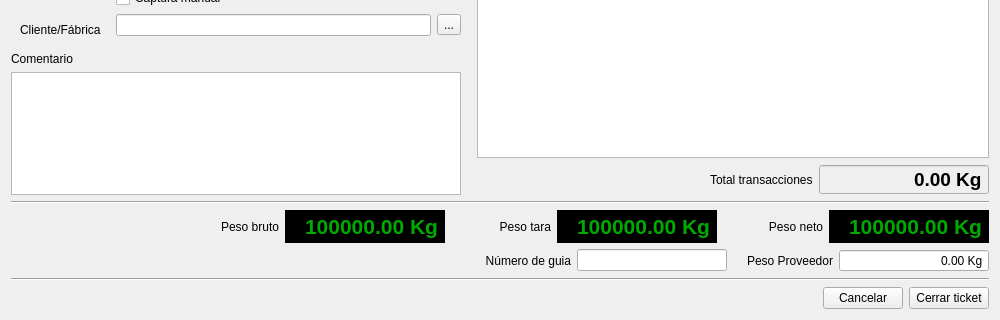
Before: the Qt Designer form romano/ui/close_ticket.ui in elshaka/Romano, drawn with Qt 5; both pictures show x 0 to 1000 and y 210 to 530 of the 1000 by 530 pixel window.
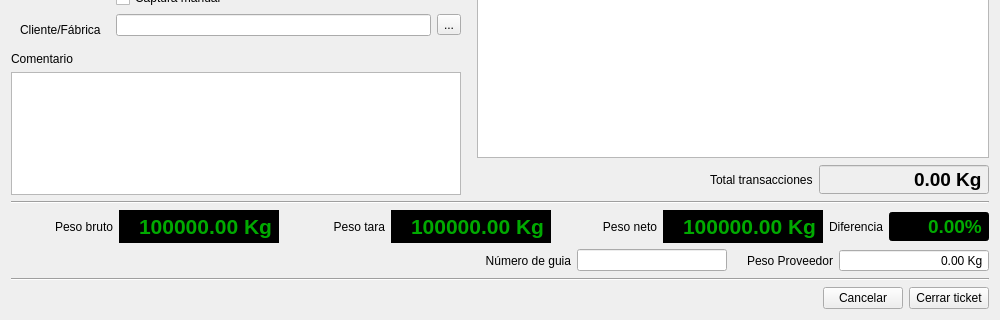
After: the same form once the commit is applied. Icons and pictures are not drawn.

```diff
--- a/romano/ui/close_ticket.ui
+++ b/romano/ui/close_ticket.ui
@@ -705,6 +705,52 @@
        </property>
       </widget>
      </item>
+     <item>
+      <widget class="QLabel" name="label_3">
+       <property name="text">
+        <string>Diferencia</string>
+       </property>
+      </widget>
+     </item>
+     <item>
+      <widget class="QDoubleSpinBox" name="diffSpinBox">
+       <property name="minimumSize">
+        <size>
+         <width>100</width>
+         <height>0</height>
+        </size>
+       </property>
+       <property name="font">
+        <font>
+         <pointsize>14</pointsize>
+         <weight>75</weight>
+         <bold>true</bold>
+        </font>
+       </property>
+       <property name="styleSheet">
+        <string notr="true">background-color: rgb(0, 0, 0);
+color: rgb(0, 170, 0);</string>
+       </property>
+       <property name="alignment">
+        <set>Qt::AlignRight|Qt::AlignTrailing|Qt::AlignVCenter</set>
+       </property>
+       <property name="readOnly">
+        <bool>true</bool>
+       </property>
+       <property name="buttonSymbols">
+        <enum>QAbstractSpinBox::NoButtons</enum>
+       </property>
+       <property name="suffix">
+        <string>%</string>
+       </property>
+       <property name="minimum">
+        <double>-999.000000000000000</double>
+       </property>
+       <property name="maximum">
+        <double>999.000000000000000</double>
+       </property>
+      </widget>
+     </item>
     </layout>
    </item>
    <item>
```
Left out of the diff: 33 changed lines with no effect on the pictures.
